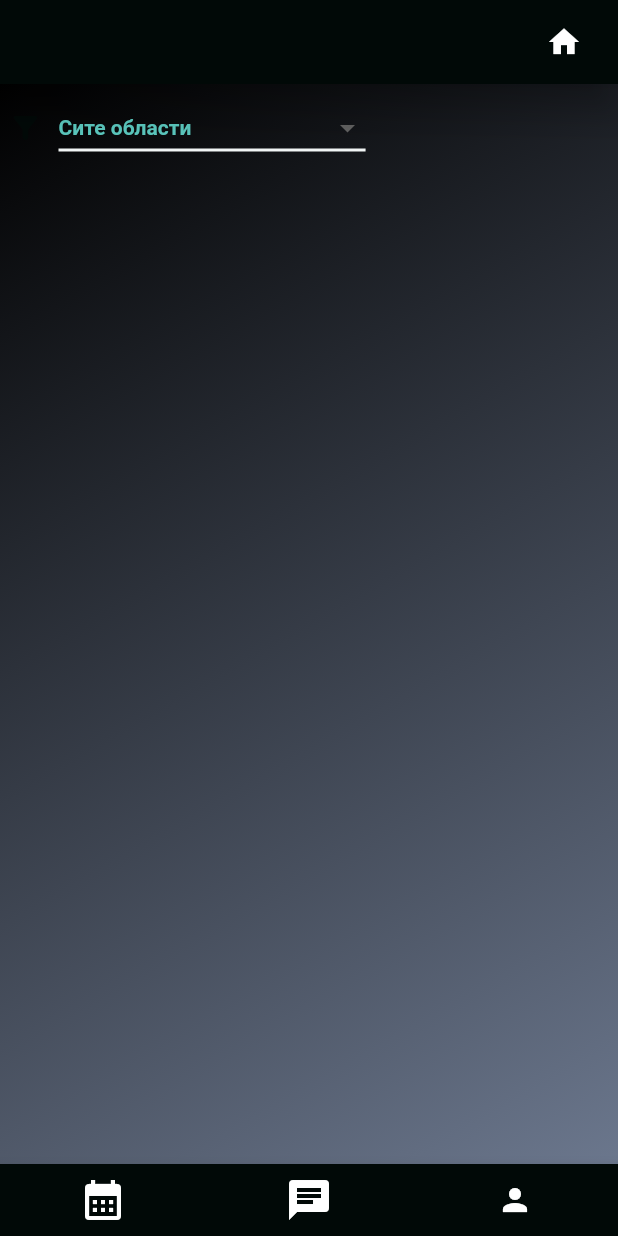
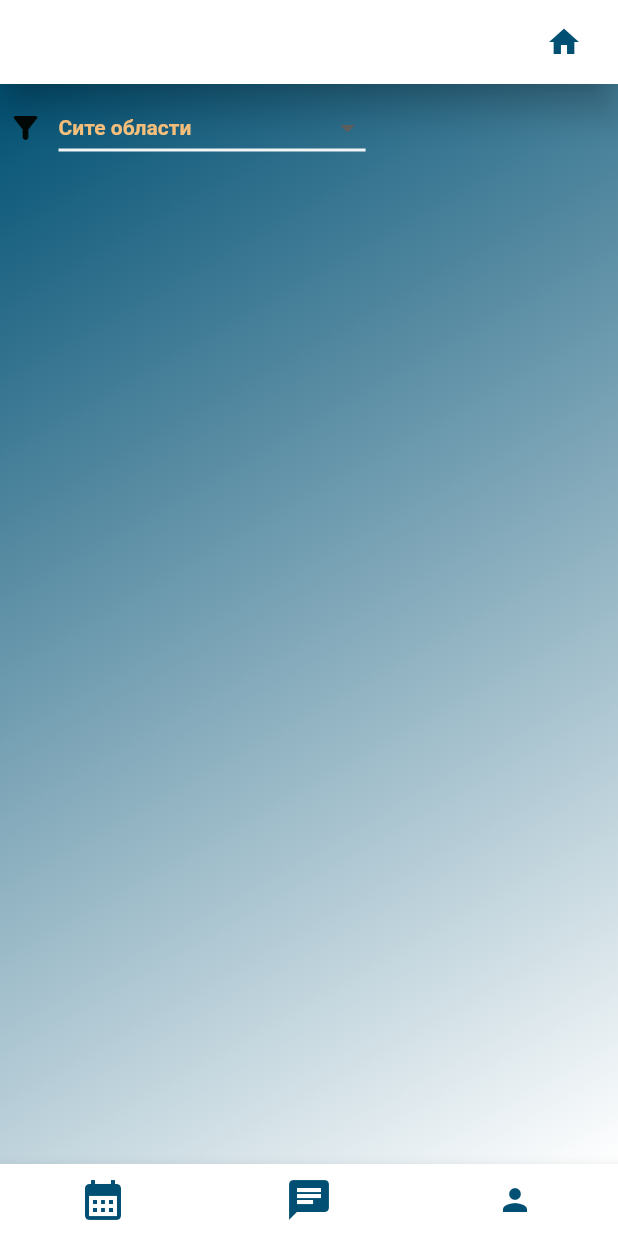
Before and after one commit to chukovskid/advices, a Flutter app: the screen it shows after launch, on a phone screen of 412 x 824 dp. Run offline on Flutter 3.47's test engine with Material 2 defaults, Android fonts, the phone set to English and light mode, and no system bars; our stand-ins replace cloud_firestore, cloud_functions, date_time_picker, firebase_auth, firebase_core, firebase_messaging and 16 more; missing offline and left inert: agora_rtc_engine, pointer_interceptor, time_picker_widget; accounts and stored records are empty; generated files the repository leaves out were written again.

Commit message:
Update chat appbar and mobile layout screen background color

```diff
--- a/lib/assets/utilities/constants.dart
+++ b/lib/assets/utilities/constants.dart
@@ -24,14 +24,14 @@
 );
 
 const profileHeader =
-    TextStyle(color: Colors.black, fontSize: 16.0, fontWeight: FontWeight.bold);
+    TextStyle(color: primaryBlue, fontSize: 16.0, fontWeight: FontWeight.bold);
 const helpTextStyle = TextStyle(
   color: Colors.black,
   fontSize: 16.0,
 );
 
 const lawyersCardHeader =
-    TextStyle(color: Colors.black, fontSize: 14.0, fontWeight: FontWeight.bold);
+    TextStyle(color: primaryBlue, fontSize: 14.0, fontWeight: FontWeight.bold);
 const lawyersCardTextStyle = TextStyle(color: Colors.black, fontSize: 12.0);
 
 const lightBlueColor = Color.fromRGBO(107, 119, 141, 1);
@@ -40,23 +40,22 @@
 const orangeColor = const Color.fromRGBO(225, 103, 104, 1);
 const darkGreenColor = Color.fromARGB(255, 1, 9, 7);
 // const darkGreenColor = const Color(0xff032229);
-const lightGreenColor = const Color(0xff5bc9bf);
+const lightGreenColor = secondaryYellow;
 const advokatGreenColor = const Color(0xff1c4746);
-const backgroundColorLaws = [
-  advokatGreenColor,
-  Color.fromARGB(255, 254, 254, 254)
-];
-const backgroundColorLawsMobile = [Color(0xff1c4746), darkGreenColor];
+const primaryBlue = const Color(0xff015073);
+const secondaryYellow = const Color(0xffFDC57F);
+const backgroundColorLaws = [primaryBlue, Color.fromARGB(255, 254, 254, 254)];
+const backgroundColorLawsMobile = [primaryBlue, Colors.white];
 
 const backgroundColor = [
-  Colors.black,
-  lightBlueColor,
-  mediumBlueColor,
+  primaryBlue,
+  Colors.white,
+  secondaryYellow,
 ];
 const backgroundColorReverse = [
   Colors.white,
-  lightBlueColor,
-  lightBlueColor,
+  primaryBlue,
+  primaryBlue,
 ];
 
 const backgroundColor2 = [
--- a/lib/screens/chat/screens/mobile_layout_screen.dart
+++ b/lib/screens/chat/screens/mobile_layout_screen.dart
@@ -86,7 +86,7 @@
       child: Scaffold(
         appBar: AppBar(
           elevation: 0,
-          backgroundColor: darkGreenColor,
+          backgroundColor: primaryBlue,
           centerTitle: false,
           leading: widget.isDrawer && showChat
               ? IconButton(
--- a/lib/screens/chat/widgets/chat_appbar.dart
+++ b/lib/screens/chat/widgets/chat_appbar.dart
@@ -60,7 +60,7 @@
             }
             return Center(
                 child: CircularProgressIndicator(
-              color: darkGreenColor,
+              color: primaryBlue,
             ));
           }),
     );
--- a/lib/screens/shared_widgets/BottomBar.dart
+++ b/lib/screens/shared_widgets/BottomBar.dart
@@ -182,7 +182,7 @@
 
     return BottomAppBar(
       shape: const CircularNotchedRectangle(),
-      color: darkGreenColor,
+      color: Colors.white,
       child: IconTheme(
         data: IconThemeData(color: Theme.of(context).colorScheme.onPrimary),
         child: Row(
@@ -208,6 +208,7 @@
               lawyerWidget: IconButton(
                 iconSize: 32.0,
                 tooltip: 'Нови случаи',
+                color: primaryBlue,
                 icon: const Icon(Icons.notification_important_outlined),
                 onPressed: () {
                   _navigationProvider.privateNav(UrgentEvents());
@@ -216,6 +217,7 @@
               nonLawyerWidget: IconButton(
                 iconSize: 32.0,
                 tooltip: 'Состаноци',
+                color: primaryBlue,
                 icon: const Icon(Icons.calendar_month),
                 onPressed: () {
                   _navigationProvider.privateNav(Calls());
@@ -225,6 +227,7 @@
             IconButton(
               iconSize: 32.0,
               tooltip: 'Пораки',
+              color: primaryBlue,
               icon: const Icon(Icons.chat),
               onPressed: () {
                 _navigationProvider.privateNav(ResponsiveLayout(
@@ -235,6 +238,7 @@
             if (centerLocations.contains(fabLocation)) const Spacer(),
             IconButton(
               tooltip: 'Профил',
+              color: primaryBlue,
               icon: const Icon(Icons.person),
               onPressed: () {
                 Navigator.push(
--- a/lib/screens/shared_widgets/base_app_bar.dart
+++ b/lib/screens/shared_widgets/base_app_bar.dart
@@ -44,8 +44,9 @@
       if (Navigator.canPop(context)) {
         return IconButton(
           icon: Icon(Icons.arrow_back_ios),
+          color: primaryBlue,
           onPressed: () =>
-              {onBackPressed != null ?onBackPressed!() : _navigateBack()},
+              {onBackPressed != null ? onBackPressed!() : _navigateBack()},
         );
       } else {
         return null;
@@ -54,13 +55,13 @@
 
     return AppBar(
       leading: _returnLeading(),
-      backgroundColor: darkGreenColor,
+      backgroundColor: Colors.white,
       // automaticallyImplyLeading : appBar.automaticallyImplyLeading,
       elevation: 10.0,
       actions: <Widget>[
         TextButton.icon(
           style: ButtonStyle(
-              foregroundColor: MaterialStateProperty.all<Color>(Colors.white)),
+              foregroundColor: MaterialStateProperty.all<Color>(primaryBlue)),
           // textColor: Colors.white,
           icon: openChat
               ? Icon(Icons.chat)
```
Also changed, not shown: lib/screens/chat/colors.dart (+9 -9 lines), lib/screens/home/lawyerHomeWidget.dart (+10 -10 lines), 1 other file.
